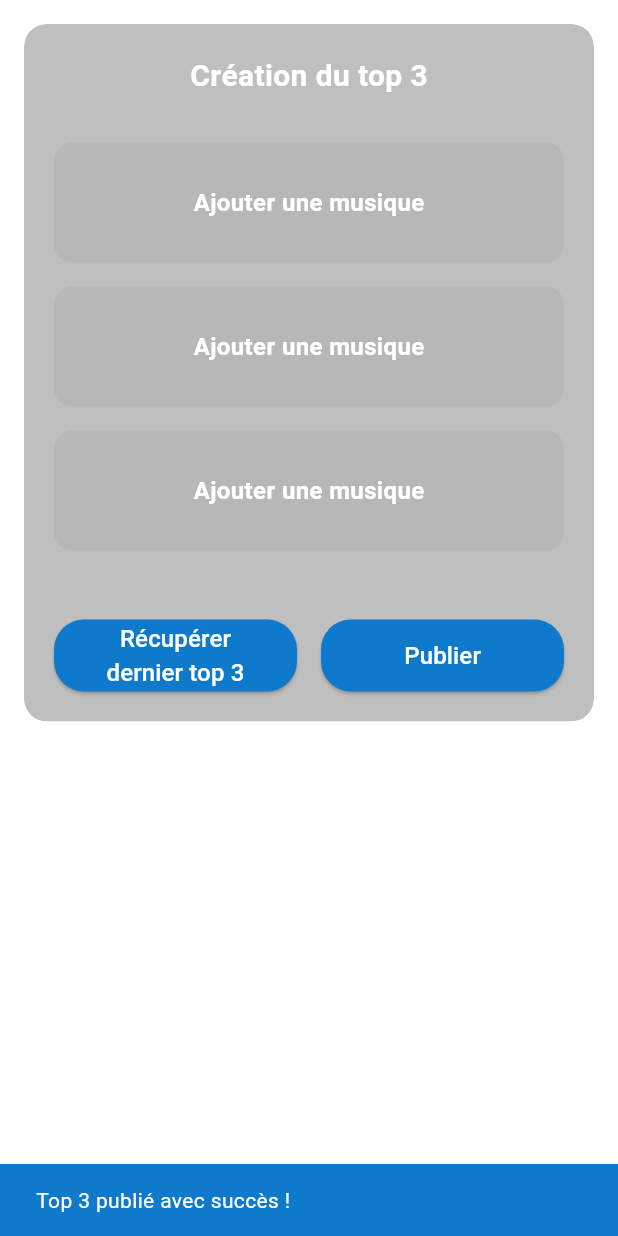
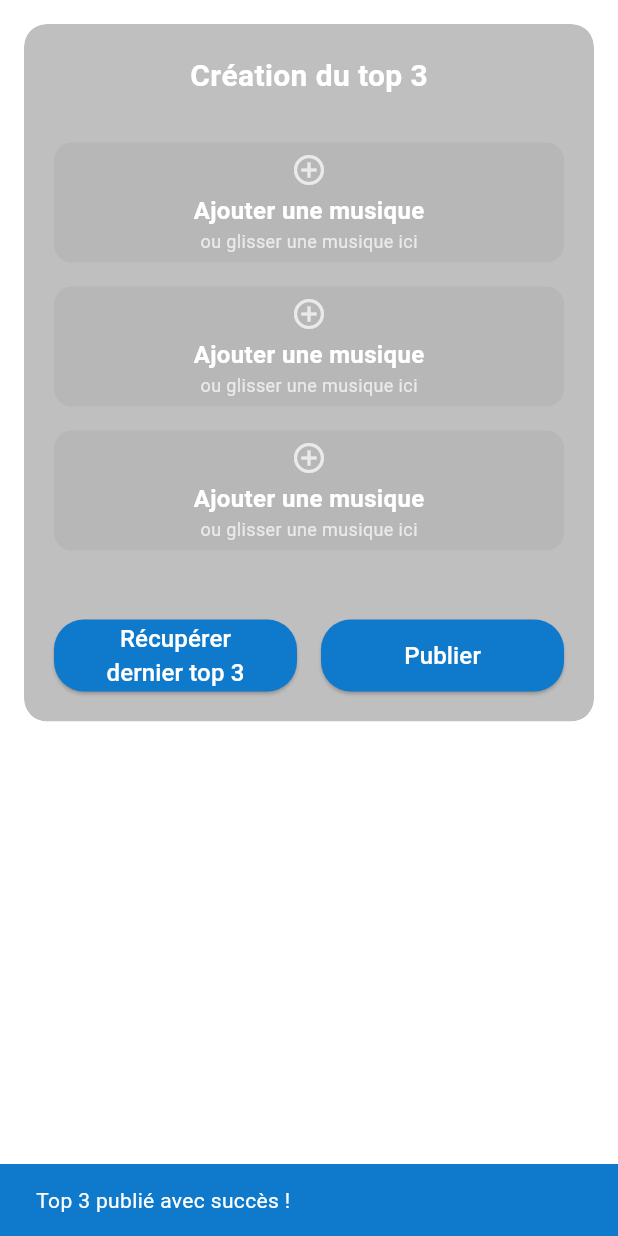
Before and after one commit to Shandouyin/Sharify, a Flutter app: the CreateTop3Screen screen opened by its route, after a tap on "Récupérer dernier top 3", after a tap on "Publier", on a phone screen of 412 x 824 dp. Run offline on Flutter 3.47's test engine with Material 3 defaults, Android fonts, the phone set to English and light mode, and no system bars; our stand-ins replace image_picker, just_audio; accounts and stored records are empty; network calls fail.

Commit message:
feat: ajout du drag & drop pour réorganiser le top 3

```diff
--- a/lib/presentation/screens/create_top3_screen.dart
+++ b/lib/presentation/screens/create_top3_screen.dart
@@ -33,6 +33,16 @@ class _CreateTop3ScreenState extends State<CreateTop3Screen> {
     super.initState();
     allMusic = dataService.getAllMusic();
   }
+    void _swapMusic(int fromIndex, int toIndex) {
+    if (fromIndex != toIndex) {
+      setState(() {
+        final temp = selectedMusic[fromIndex];
+        selectedMusic[fromIndex] = selectedMusic[toIndex];
+        selectedMusic[toIndex] = temp;
+      });
+    }
+  }
+
   void selectMusicForSlot(int slotIndex) {
     showModalBottomSheet(
       context: context,
@@ -142,20 +152,83 @@ class _CreateTop3ScreenState extends State<CreateTop3Screen> {
   }  Widget _buildMusicSlot(int index) {
     final music = selectedMusic[index];
 
-    return GestureDetector(
-      onTap: () => selectMusicForSlot(index),      child: Container(
+    return DragTarget<int>(
+      onAcceptWithDetails: (details) {
+        _swapMusic(details.data, index);
+      },
+      builder: (context, candidateData, rejectedData) {
+        return Draggable<int>(
+          data: index,
+          feedback: Material(
+            color: Colors.transparent,
+            child: Container(
+              width: MediaQuery.of(context).size.width - 72,
               height: 80,
               decoration: BoxDecoration(
-          color: music != null ? _getRankColor(index).withAlpha(64) : Colors.grey.withAlpha(64),
+                color: music != null ? _getRankColor(index).withAlpha(128) : Colors.grey.withAlpha(128),
                 borderRadius: BorderRadius.circular(12),
+                boxShadow: [
+                  BoxShadow(
+                    color: Colors.black.withOpacity(0.3),
+                    blurRadius: 8,
+                    offset: const Offset(0, 4),
+                  ),
+                ],
               ),
               child: music != null
                 ? _buildMusicContent(music, index + 1)
                 : _buildEmptyContent(),
             ),
+          ),
+          childWhenDragging: Container(
+            height: 80,
+            decoration: BoxDecoration(
+              color: Colors.grey.withAlpha(32),
+              borderRadius: BorderRadius.circular(12),
+              border: Border.all(
+                color: Colors.white.withOpacity(0.3),
+                width: 2,
+                style: BorderStyle.solid,
+              ),
+            ),
+            child: const Center(
+              child: Text(
+                'Déplacer ici',
+                style: TextStyle(
+                  color: Colors.white54,
+                  fontSize: 14,
+                  fontWeight: FontWeight.w500,
+                ),
+              ),
+            ),
+          ),
+          child: GestureDetector(
+            onTap: () => selectMusicForSlot(index),
+            child: Container(
+              height: 80,
+              decoration: BoxDecoration(
+                color: candidateData.isNotEmpty
+                  ? _getRankColor(index).withAlpha(100)
+                  : music != null
+                    ? _getRankColor(index).withAlpha(64)
+                    : Colors.grey.withAlpha(64),
+                borderRadius: BorderRadius.circular(12),
+                border: candidateData.isNotEmpty
+                  ? Border.all(
+                      color: _getRankColor(index),
+                      width: 2,
+                    )
+                  : null,
+              ),
+              child: music != null
+                ? _buildMusicContent(music, index + 1)
+                : _buildEmptyContent(),
+            ),
+          ),
+        );
+      },
     );
   }
-
   Widget _buildMusicContent(MusicModel music, int rank) {
     return Row(
       children: [
@@ -211,7 +284,18 @@ class _CreateTop3ScreenState extends State<CreateTop3Screen> {
               ),
             ],
           ),
-        ),        // Play button
+        ),
+          // Drag handle icon
+        Container(
+          padding: const EdgeInsets.symmetric(horizontal: 8),
+          child: Icon(
+            Icons.drag_indicator,
+            color: Colors.white.withOpacity(0.7),
+            size: 20,
+          ),
+        ),
+
+        // Play button
         Consumer<AudioPlayerService>(
           builder: (context, audioService, child) {
             final isCurrentMusic = audioService.isMusicLoaded(music);
@@ -241,16 +325,34 @@ class _CreateTop3ScreenState extends State<CreateTop3Screen> {
         ),
       ],
     );
-  }
-  Widget _buildEmptyContent() {
+  }Widget _buildEmptyContent() {
     return const Center(
-      child: Text(
+      child: Column(
+        mainAxisAlignment: MainAxisAlignment.center,
+        children: [
+          Icon(
+            Icons.add_circle_outline,
+            color: Colors.white70,
+            size: 24,
+          ),
+          SizedBox(height: 4),
+          Text(
             'Ajouter une musique',
             style: TextStyle(
               color: Colors.white,
               fontSize: 16,
               fontWeight: FontWeight.bold,
             ),
+          ),
+          Text(
+            'ou glisser une musique ici',
+            style: TextStyle(
+              color: Colors.white70,
+              fontSize: 12,
+              fontWeight: FontWeight.w400,
+            ),
+          ),
+        ],
       ),
     );
   }
```
Lines whose indentation alone changed are shown as unchanged.
